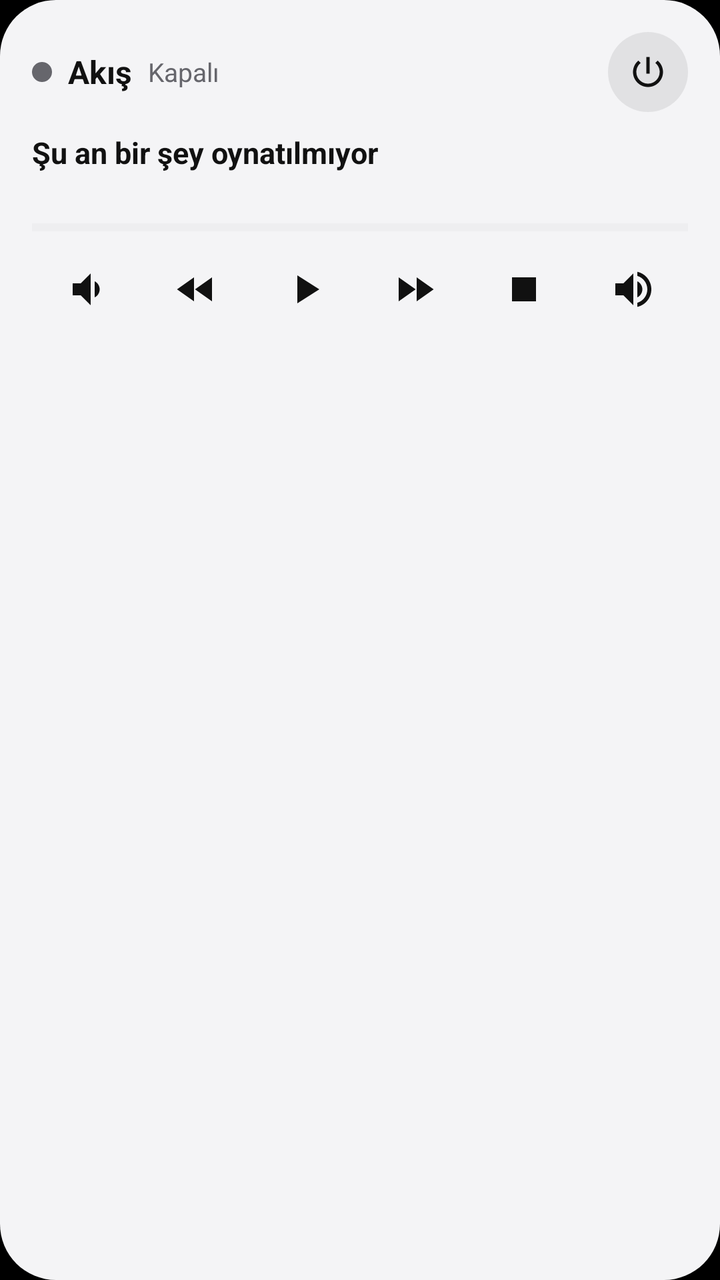
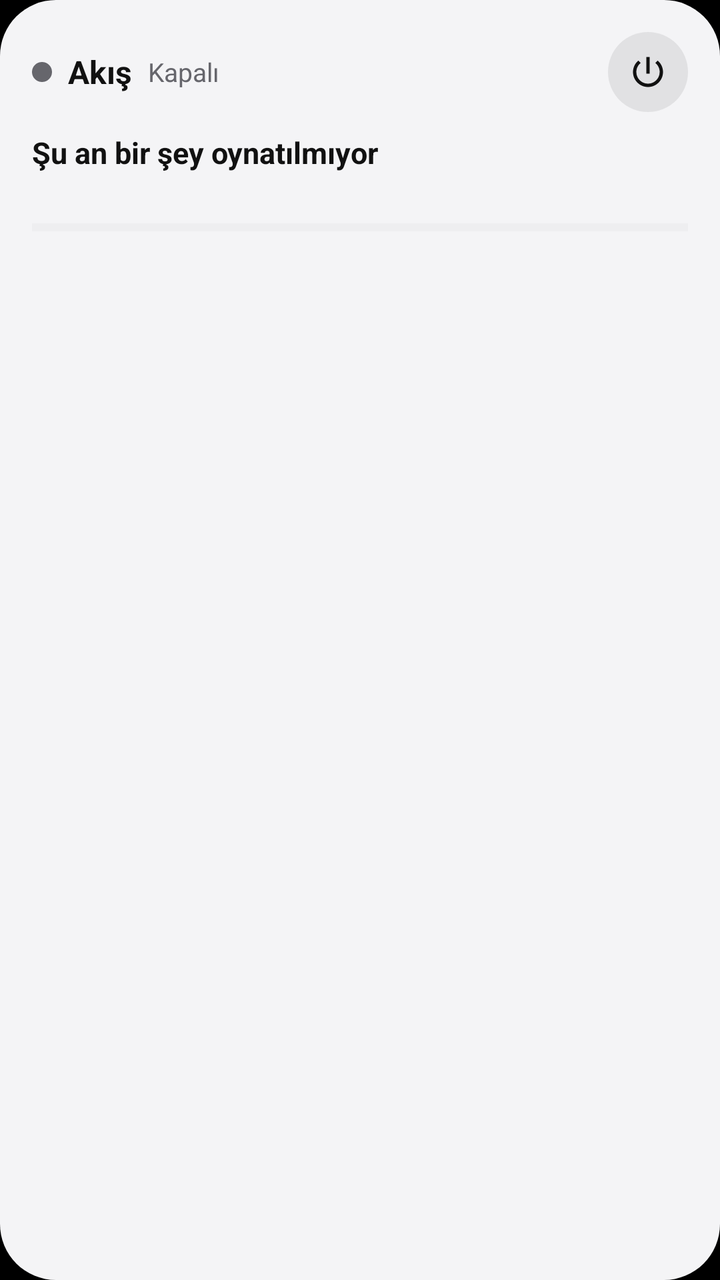

Two renders of the same Android screen: before a commit and after it. Below are the layout's source before the change and the commit's diff.
<!-- AndroidManifest.xml: application theme Theme.Akis -->
<!-- res/layout/widget_large.xml -->
<?xml version="1.0" encoding="utf-8"?>
<LinearLayout xmlns:android="http://schemas.android.com/apk/res/android"
    android:id="@+id/w_root"
    android:layout_width="match_parent"
    android:layout_height="match_parent"
    android:background="@drawable/widget_bg"
    android:orientation="vertical"
    android:padding="16dp">

    <LinearLayout
        android:layout_width="match_parent"
        android:layout_height="wrap_content"
        android:gravity="center_vertical"
        android:orientation="horizontal">

        <ImageView
            android:id="@+id/w_dot"
            android:layout_width="10dp"
            android:layout_height="10dp"
            android:contentDescription="@null"
            android:src="@drawable/widget_dot_off" />

        <TextView
            android:layout_width="wrap_content"
            android:layout_height="wrap_content"
            android:layout_marginStart="8dp"
            android:text="Akış"
            android:textColor="@color/widget_fg"
            android:textSize="16sp"
            android:textStyle="bold" />

        <TextView
            android:id="@+id/w_status"
            android:layout_width="0dp"
            android:layout_height="wrap_content"
            android:layout_marginStart="8dp"
            android:layout_weight="1"
            android:ellipsize="end"
            android:singleLine="true"
            android:text="Kapalı"
            android:textColor="@color/widget_muted"
            android:textSize="13sp" />

    <FrameLayout
        android:id="@+id/w_power_bg"
        android:layout_width="40dp"
        android:layout_height="40dp"
        android:background="@drawable/widget_btn_off">

        <ImageView
            android:id="@+id/w_power"
            android:layout_width="match_parent"
            android:layout_height="match_parent"
            android:contentDescription="Aç / kapat"
            android:padding="10dp"
            android:src="@drawable/ic_w_power"
            android:tint="@color/widget_fg" />
    </FrameLayout>
    </LinearLayout>

    <TextView
        android:id="@+id/w_now"
        android:layout_width="match_parent"
        android:layout_height="wrap_content"
        android:layout_marginTop="10dp"
        android:ellipsize="end"
        android:singleLine="true"
        android:text="Şu an bir şey oynatılmıyor"
        android:textColor="@color/widget_fg"
        android:textSize="15sp"
        android:textStyle="bold" />

    <TextView
        android:id="@+id/w_sub"
        android:layout_width="match_parent"
        android:layout_height="wrap_content"
        android:ellipsize="end"
        android:singleLine="true"
        android:textColor="@color/widget_muted"
        android:textSize="12sp" />

    <ProgressBar
        android:id="@+id/w_progress"
        style="@android:style/Widget.Material.ProgressBar.Horizontal"
        android:layout_width="match_parent"
        android:layout_height="6dp"
        android:layout_marginTop="8dp"
        android:max="1000"
        android:progressBackgroundTint="@color/widget_tonal"
        android:progressTint="@color/widget_accent" />

    <LinearLayout
        android:id="@+id/w_controls"
        android:layout_width="match_parent"
        android:layout_height="wrap_content"
        android:layout_marginTop="6dp"
        android:gravity="center_vertical"
        android:orientation="horizontal">
        <ImageButton
            android:id="@+id/w_voldown"
            android:layout_width="0dp"
            android:layout_height="44dp"
            android:layout_weight="1"
            android:background="@android:color/transparent"
            android:contentDescription="Sesi kıs"
            android:src="@drawable/ic_w_vol_down"
            android:tint="@color/widget_fg" />
        <ImageButton
            android:id="@+id/w_rew"
            android:layout_width="0dp"
            android:layout_height="44dp"
            android:layout_weight="1"
            android:background="@android:color/transparent"
            android:contentDescription="10 sn geri"
            android:src="@drawable/ic_w_rewind"
            android:tint="@color/widget_fg" />
        <ImageButton
            android:id="@+id/w_play"
            android:layout_width="0dp"
            android:layout_height="44dp"
            android:layout_weight="1"
            android:background="@android:color/transparent"
            android:contentDescription="Oynat / duraklat"
            android:src="@drawable/ic_w_play"
            android:tint="@color/widget_fg" />
        <ImageButton
            android:id="@+id/w_fwd"
            android:layout_width="0dp"
            android:layout_height="44dp"
            android:layout_weight="1"
            android:background="@android:color/transparent"
            android:contentDescription="30 sn ileri"
            android:src="@drawable/ic_w_forward"
            android:tint="@color/widget_fg" />
        <ImageButton
            android:id="@+id/w_stop"
            android:layout_width="0dp"
            android:layout_height="44dp"
            android:layout_weight="1"
            android:background="@android:color/transparent"
            android:contentDescription="Durdur"
            android:src="@drawable/ic_w_stop"
            android:tint="@color/widget_fg" />
        <ImageButton
            android:id="@+id/w_volup"
            android:layout_width="0dp"
            android:layout_height="44dp"
            android:layout_weight="1"
            android:background="@android:color/transparent"
            android:contentDescription="Sesi aç"
            android:src="@drawable/ic_w_vol_up"
            android:tint="@color/widget_fg" />
    </LinearLayout>
</LinearLayout>
<!-- resources referenced by this layout -->
<resources>
  <color name="widget_accent">#FFD71921</color>
  <color name="widget_fg">#FF111111</color>
  <color name="widget_muted">#FF66666C</color>
  <color name="widget_tonal">#14000000</color>
  <!-- drawable ic_w_forward (drawable) -->
  <vector xmlns:android="http://schemas.android.com/apk/res/android"
      android:width="24dp" android:height="24dp"
      android:viewportWidth="24" android:viewportHeight="24">
      <path android:fillColor="#FFFFFFFF" android:pathData="M4,18l8.5,-6L4,6v12zM13,6v12l8.5,-6L13,6z" />
  </vector>
  <!-- drawable ic_w_play (drawable) -->
  <vector xmlns:android="http://schemas.android.com/apk/res/android"
      android:width="24dp" android:height="24dp"
      android:viewportWidth="24" android:viewportHeight="24">
      <path android:fillColor="#FFFFFFFF" android:pathData="M8,5v14l11,-7z" />
  </vector>
  <!-- drawable ic_w_rewind (drawable) -->
  <vector xmlns:android="http://schemas.android.com/apk/res/android"
      android:width="24dp" android:height="24dp"
      android:viewportWidth="24" android:viewportHeight="24">
      <path android:fillColor="#FFFFFFFF" android:pathData="M11,18V6l-8.5,6 8.5,6zM11.5,12l8.5,6V6l-8.5,6z" />
  </vector>
  <!-- drawable ic_w_stop (drawable) -->
  <vector xmlns:android="http://schemas.android.com/apk/res/android"
      android:width="24dp" android:height="24dp"
      android:viewportWidth="24" android:viewportHeight="24">
      <path android:fillColor="#FFFFFFFF" android:pathData="M6,6h12v12H6z" />
  </vector>
  <!-- drawable ic_w_vol_down (drawable) -->
  <vector xmlns:android="http://schemas.android.com/apk/res/android"
      android:width="24dp" android:height="24dp"
      android:viewportWidth="24" android:viewportHeight="24">
      <path android:fillColor="#FFFFFFFF" android:pathData="M18.5,12c0,-1.77 -1.02,-3.29 -2.5,-4.03v8.05c1.48,-0.73 2.5,-2.25 2.5,-4.02zM5,9v6h4l5,5V4L9,9H5z" />
  </vector>
  <!-- drawable ic_w_vol_up (drawable) -->
  <vector xmlns:android="http://schemas.android.com/apk/res/android"
      android:width="24dp" android:height="24dp"
      android:viewportWidth="24" android:viewportHeight="24">
      <path android:fillColor="#FFFFFFFF" android:pathData="M3,9v6h4l5,5V4L7,9H3zM16.5,12c0,-1.77 -1.02,-3.29 -2.5,-4.03v8.05c1.48,-0.73 2.5,-2.25 2.5,-4.02zM14,3.23v2.06c2.89,0.86 5,3.54 5,6.71s-2.11,5.85 -5,6.71v2.06c4.01,-0.91 7,-4.49 7,-8.77s-2.99,-7.86 -7,-8.77z" />
  </vector>
  <!-- drawable widget_bg (drawable) -->
  <?xml version="1.0" encoding="utf-8"?>
  <shape xmlns:android="http://schemas.android.com/apk/res/android" android:shape="rectangle">
      <solid android:color="@color/widget_bg" />
      <corners android:radius="28dp" />
  </shape>
  <!-- drawable widget_btn_off (drawable) -->
  <?xml version="1.0" encoding="utf-8"?>
  <shape xmlns:android="http://schemas.android.com/apk/res/android" android:shape="oval">
      <solid android:color="@color/widget_tonal" />
  </shape>
  <!-- drawable widget_dot_off (drawable) -->
  <?xml version="1.0" encoding="utf-8"?>
  <shape xmlns:android="http://schemas.android.com/apk/res/android" android:shape="oval">
      <solid android:color="@color/widget_muted" />
      <size android:width="10dp" android:height="10dp" />
  </shape>
  <style name="Theme.Akis" parent="android:Theme.Material.NoActionBar">
          <item name="android:windowBackground">@android:color/black</item>
          <item name="android:statusBarColor">@android:color/transparent</item>
          <item name="android:navigationBarColor">@android:color/transparent</item>
      </style>
  <color name="widget_bg">#FFF4F4F6</color>
  <!-- unchanged entries left out for length: 1 -->
</resources>

<!-- the commit's change to res/layout/widget_large.xml (unified diff, before → after) -->
@@ -88,67 +88,4 @@
         android:max="1000"
         android:progressBackgroundTint="@color/widget_tonal"
         android:progressTint="@color/widget_accent" />
-
-    <LinearLayout
-        android:id="@+id/w_controls"
-        android:layout_width="match_parent"
-        android:layout_height="wrap_content"
-        android:layout_marginTop="6dp"
-        android:gravity="center_vertical"
-        android:orientation="horizontal">
-        <ImageButton
-            android:id="@+id/w_voldown"
-            android:layout_width="0dp"
-            android:layout_height="44dp"
-            android:layout_weight="1"
-            android:background="@android:color/transparent"
-            android:contentDescription="Sesi kıs"
-            android:src="@drawable/ic_w_vol_down"
-            android:tint="@color/widget_fg" />
-        <ImageButton
-            android:id="@+id/w_rew"
-            android:layout_width="0dp"
-            android:layout_height="44dp"
-            android:layout_weight="1"
-            android:background="@android:color/transparent"
-            android:contentDescription="10 sn geri"
-            android:src="@drawable/ic_w_rewind"
-            android:tint="@color/widget_fg" />
-        <ImageButton
-            android:id="@+id/w_play"
-            android:layout_width="0dp"
-            android:layout_height="44dp"
-            android:layout_weight="1"
-            android:background="@android:color/transparent"
-            android:contentDescription="Oynat / duraklat"
-            android:src="@drawable/ic_w_play"
-            android:tint="@color/widget_fg" />
-        <ImageButton
-            android:id="@+id/w_fwd"
-            android:layout_width="0dp"
-            android:layout_height="44dp"
-            android:layout_weight="1"
-            android:background="@android:color/transparent"
-            android:contentDescription="30 sn ileri"
-            android:src="@drawable/ic_w_forward"
-            android:tint="@color/widget_fg" />
-        <ImageButton
-            android:id="@+id/w_stop"
-            android:layout_width="0dp"
-            android:layout_height="44dp"
-            android:layout_weight="1"
-            android:background="@android:color/transparent"
-            android:contentDescription="Durdur"
-            android:src="@drawable/ic_w_stop"
-            android:tint="@color/widget_fg" />
-        <ImageButton
-            android:id="@+id/w_volup"
-            android:layout_width="0dp"
-            android:layout_height="44dp"
-            android:layout_weight="1"
-            android:background="@android:color/transparent"
-            android:contentDescription="Sesi aç"
-            android:src="@drawable/ic_w_vol_up"
-            android:tint="@color/widget_fg" />
-    </LinearLayout>
 </LinearLayout>
<!-- resource entries referenced after the edit -->
@@ -4,42 +4,6 @@
   <color name="widget_fg">#FF111111</color>
   <color name="widget_muted">#FF66666C</color>
   <color name="widget_tonal">#14000000</color>
-  <!-- drawable ic_w_forward (drawable) -->
-  <vector xmlns:android="http://schemas.android.com/apk/res/android"
-      android:width="24dp" android:height="24dp"
-      android:viewportWidth="24" android:viewportHeight="24">
-      <path android:fillColor="#FFFFFFFF" android:pathData="M4,18l8.5,-6L4,6v12zM13,6v12l8.5,-6L13,6z" />
-  </vector>
-  <!-- drawable ic_w_play (drawable) -->
-  <vector xmlns:android="http://schemas.android.com/apk/res/android"
-      android:width="24dp" android:height="24dp"
-      android:viewportWidth="24" android:viewportHeight="24">
-      <path android:fillColor="#FFFFFFFF" android:pathData="M8,5v14l11,-7z" />
-  </vector>
-  <!-- drawable ic_w_rewind (drawable) -->
-  <vector xmlns:android="http://schemas.android.com/apk/res/android"
-      android:width="24dp" android:height="24dp"
-      android:viewportWidth="24" android:viewportHeight="24">
-      <path android:fillColor="#FFFFFFFF" android:pathData="M11,18V6l-8.5,6 8.5,6zM11.5,12l8.5,6V6l-8.5,6z" />
-  </vector>
-  <!-- drawable ic_w_stop (drawable) -->
-  <vector xmlns:android="http://schemas.android.com/apk/res/android"
-      android:width="24dp" android:height="24dp"
-      android:viewportWidth="24" android:viewportHeight="24">
-      <path android:fillColor="#FFFFFFFF" android:pathData="M6,6h12v12H6z" />
-  </vector>
-  <!-- drawable ic_w_vol_down (drawable) -->
-  <vector xmlns:android="http://schemas.android.com/apk/res/android"
-      android:width="24dp" android:height="24dp"
-      android:viewportWidth="24" android:viewportHeight="24">
-      <path android:fillColor="#FFFFFFFF" android:pathData="M18.5,12c0,-1.77 -1.02,-3.29 -2.5,-4.03v8.05c1.48,-0.73 2.5,-2.25 2.5,-4.02zM5,9v6h4l5,5V4L9,9H5z" />
-  </vector>
-  <!-- drawable ic_w_vol_up (drawable) -->
-  <vector xmlns:android="http://schemas.android.com/apk/res/android"
-      android:width="24dp" android:height="24dp"
-      android:viewportWidth="24" android:viewportHeight="24">
-      <path android:fillColor="#FFFFFFFF" android:pathData="M3,9v6h4l5,5V4L7,9H3zM16.5,12c0,-1.77 -1.02,-3.29 -2.5,-4.03v8.05c1.48,-0.73 2.5,-2.25 2.5,-4.02zM14,3.23v2.06c2.89,0.86 5,3.54 5,6.71s-2.11,5.85 -5,6.71v2.06c4.01,-0.91 7,-4.49 7,-8.77s-2.99,-7.86 -7,-8.77z" />
-  </vector>
   <!-- drawable widget_bg (drawable) -->
   <?xml version="1.0" encoding="utf-8"?>
   <shape xmlns:android="http://schemas.android.com/apk/res/android" android:shape="rectangle">
